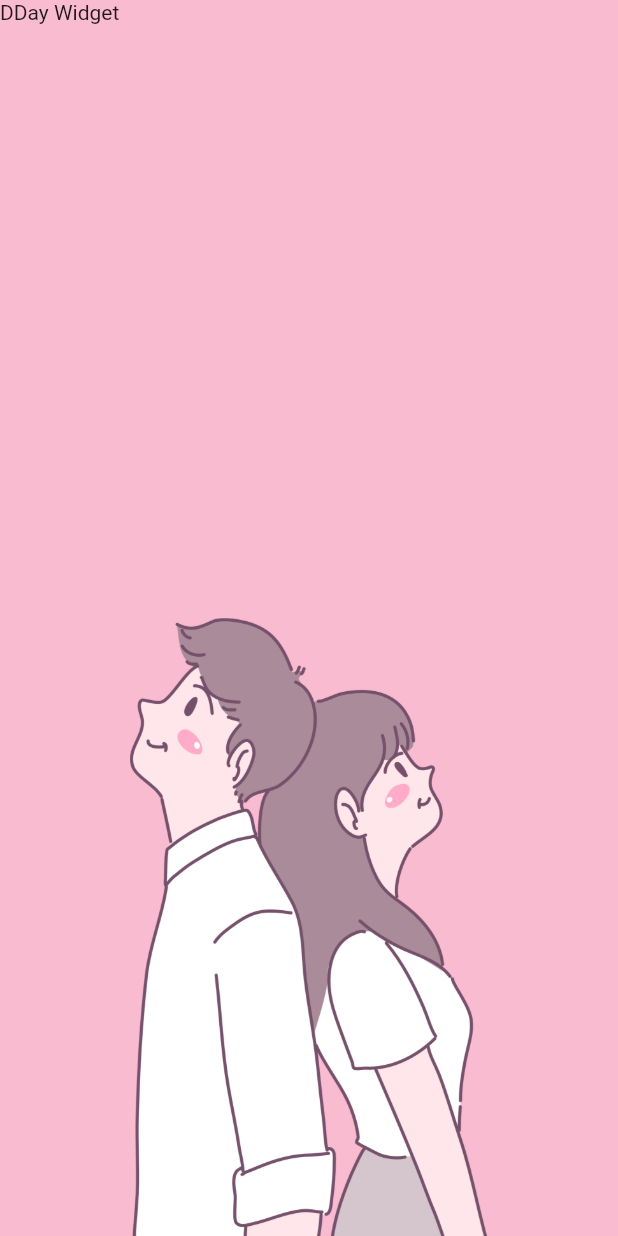
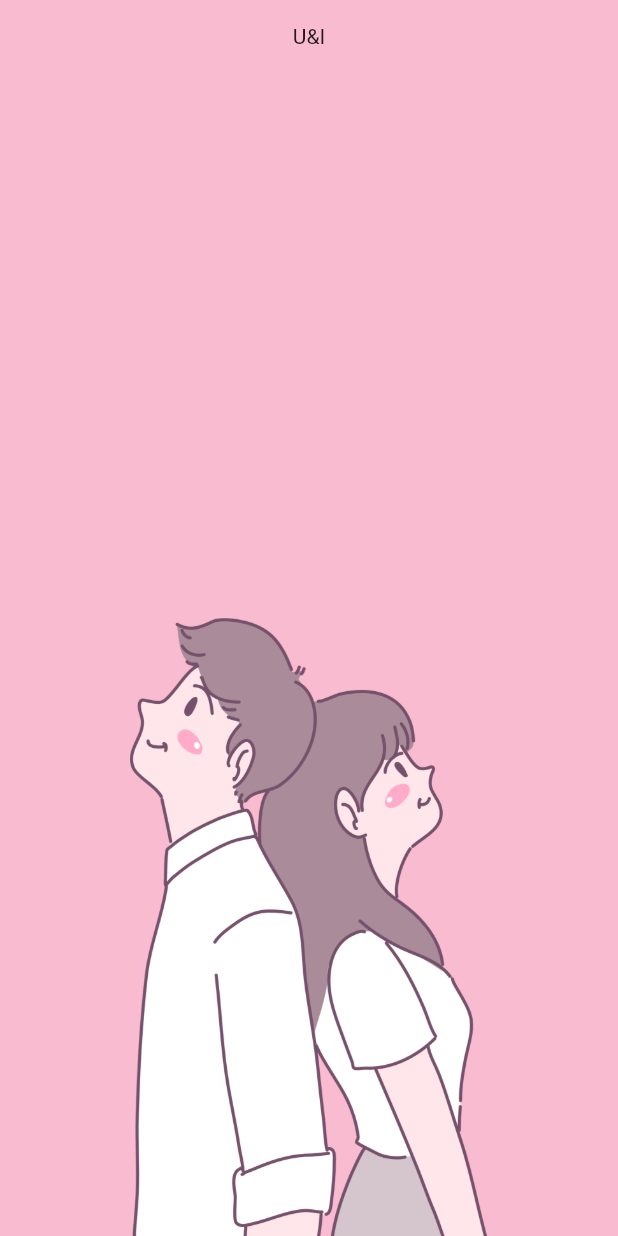
Before and after one commit to chihyeonwon/Loving_Day, a Flutter app: the screen it shows after launch, on a phone screen of 412 x 824 dp. Run offline on Flutter 3.47's test engine with Material 2 defaults, Android fonts, the light colour scheme and no system bars.

Commit message:
최상단 U&I 글자 생성

```diff
--- a/lib/home_screen.dart
+++ b/lib/home_screen.dart
@@ -31,7 +31,16 @@ class _DDay extends StatelessWidget {
 
   @override
   Widget build(BuildContext context) {
-    return Text('DDay Widget');
+    return Column(
+      children:[
+        const SizedBox(
+          height:16.0,
+        ),
+        Text(
+          'U&I',
+        )
+      ]
+    );
   }
 }
 
```
